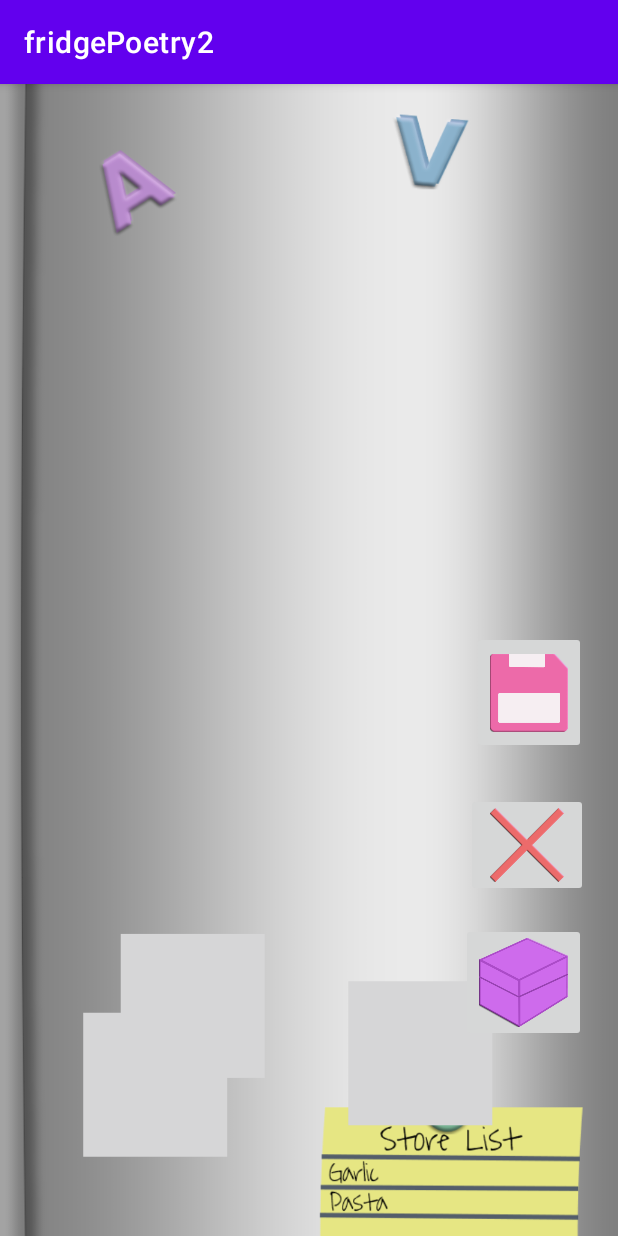
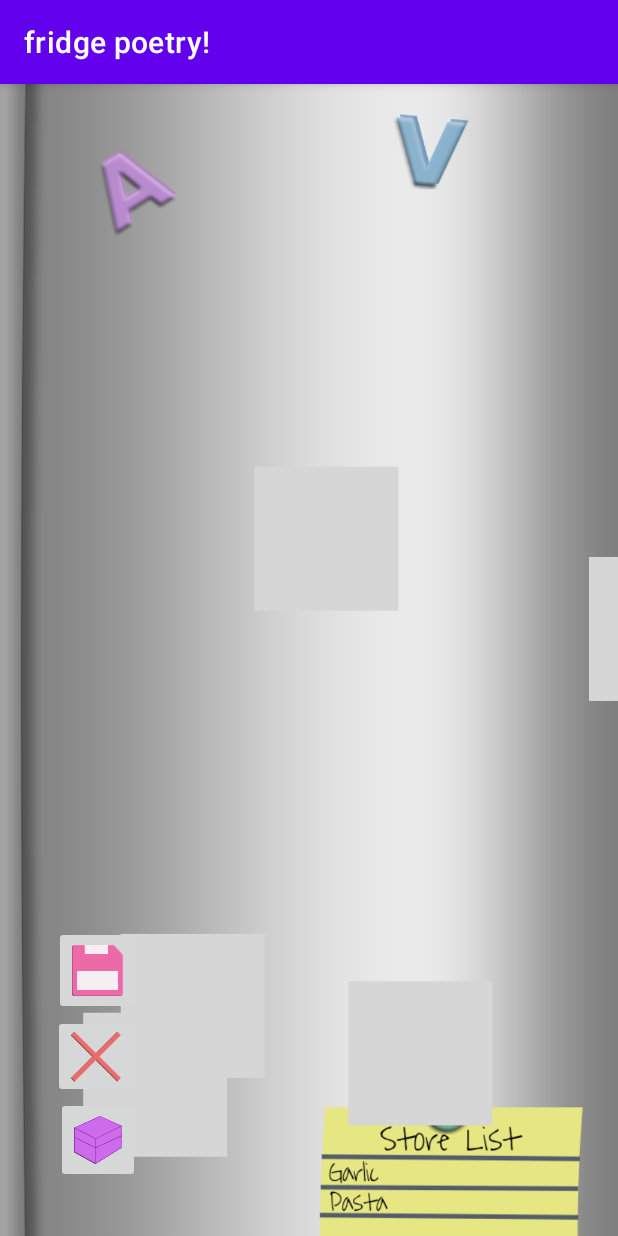
Before and after one commit to skswiha/fridgeApp, an Android app: the screen it shows after launch (CustomViewActivity), on a phone screen of 412 x 824 dp. Run offline under Robolectric (Android 15) with nearby library versions, the phone set to English and light mode, and no system bars.

Commit message:
commented my code and made some minor last-minute fixes

```diff
--- a/fridgePoetry2/app/src/main/java/com/example/fridgepoetry2/CustomViewActivity.java
+++ b/fridgePoetry2/app/src/main/java/com/example/fridgepoetry2/CustomViewActivity.java
@@ -15,15 +15,16 @@ public class CustomViewActivity extends AppCompatActivity {
         setContentView(R.layout.activity_custom_view);
 
         // Get the root Linearlayout object.
-        LinearLayout rootLayout = (LinearLayout)findViewById(R.id.idDrawBallView);
+        LinearLayout rootLayout = (LinearLayout)findViewById(R.id.idDrawMagnetView);
 
-        // Create the DrawBallView custom view object.
+        // Create the DrawMagnetView custom view object.
         final DrawMagnetView drawMagnetView = new DrawMagnetView(this);
 
-        //set min width and height.
+        // Set min width and height.
         drawMagnetView.setMinimumWidth(500);
         drawMagnetView.setMinimumHeight(800);
 
+        // Create an onclick listener object for the clear button
         ImageButton clear = (ImageButton)findViewById(R.id.clearButton);
         clear.setOnClickListener(new View.OnClickListener(){
             @Override
@@ -33,29 +34,26 @@ public class CustomViewActivity extends AppCompatActivity {
             }
         });
 
-        // Create a ontouch listener object.
+        // Create an ontouch listener object.
         View.OnTouchListener onTouchListener = new View.OnTouchListener() {
             @Override
             public boolean onTouch(View view, MotionEvent motionEvent) {
-                //if (motionEvent.getX() > drawMagnetView.getCurrX()-100 && motionEvent.getX() < drawMagnetView.getCurrX()+200 && motionEvent.getY() > drawMagnetView.getCurrY()-100 && motionEvent.getY() < drawMagnetView.getCurrY()+200) {
-                    // Set drawBallView currX and currY value to user finger x y ordinate value..
+                    // Set the values currX and currY for the drawMagnetView object to the location that the user touched
                     drawMagnetView.setCurrX(motionEvent.getX());
                     drawMagnetView.setCurrY(motionEvent.getY());
-
 
                     // Notify drawMagnetView to redraw. This will invoke DrawMagnetView's onDraw() method.
                     drawMagnetView.invalidate();
 
                     // Return true means this listener has complete process this event successfully.
-                //}
                 return true;
             }
         };
 
-        // Register onTouchListener object to drawBallView.
+        // Register onTouchListener object to drawMagnetView.
         drawMagnetView.setOnTouchListener(onTouchListener);
 
-        // Add drawBallView object in root LinearLayout object.
+        // Add drawMagnetView object in root LinearLayout object.
         rootLayout.addView(drawMagnetView);
     }
 }
--- a/fridgePoetry2/app/src/main/java/com/example/fridgepoetry2/DrawMagnetView.java
+++ b/fridgePoetry2/app/src/main/java/com/example/fridgepoetry2/DrawMagnetView.java
@@ -9,14 +9,16 @@ import com.example.fridgepoetry2.R;
 
 public class DrawMagnetView extends View {
 
-    // Record current ball horizontal ordinate.
+    // Record current magnet horizontal ordinate.
     private float currX = 100;
 
-    // Record current ball vertical ordinate
+    // Record current magnet vertical ordinate
     private float currY = 100;
 
-    private final Bitmap[] bitmaps = {BitmapFactory.decodeResource(getResources(),R.drawable.live), BitmapFactory.decodeResource(getResources(),R.drawable.laugh), BitmapFactory.decodeResource(getResources(),R.drawable.above),BitmapFactory.decodeResource(getResources(),R.drawable.love), BitmapFactory.decodeResource(getResources(),R.drawable.ache), BitmapFactory.decodeResource(getResources(),R.drawable.again)};
+    //an array of all the magnet bitmaps
+    private final Bitmap[] bitmaps = {BitmapFactory.decodeResource(getResources(),R.drawable.live), BitmapFactory.decodeResource(getResources(),R.drawable.laugh), BitmapFactory.decodeResource(getResources(),R.drawable.to),BitmapFactory.decodeResource(getResources(),R.drawable.love), BitmapFactory.decodeResource(getResources(),R.drawable.or), BitmapFactory.decodeResource(getResources(),R.drawable.be), BitmapFactory.decodeResource(getResources(),R.drawable.not),BitmapFactory.decodeResource(getResources(),R.drawable.be),BitmapFactory.decodeResource(getResources(),R.drawable.to)};
 
+    //an array to hold all the magnet locations
     private final float[][] locations = new float[bitmaps.length][2];
 
     private final Paint paint = new Paint();
@@ -38,6 +40,7 @@ public class DrawMagnetView extends View {
         this.currY = currY;
     }
 
+    //sets random locations for all the magnets
     public void initializeLocations(){
 
         for (int i = 0; i < bitmaps.length; i++){
@@ -56,10 +59,12 @@ public class DrawMagnetView extends View {
     protected void onDraw(Canvas canvas) {
         super.onDraw(canvas);
 
+        //a boolean to keep the magnets from sticking together when they overlap (only lets one magnet move at once)
         boolean moved = false;
 
+        //if the user tapped on/near a magnet, it moves, otherwise it stays in the same place
         for (int i = 0; i<bitmaps.length; i++){
-            if(locations[i][0]< currX +100 && locations[i][1]<currY+100 && locations[i][0] > currX - 100 && locations[i][1] > currY - 100 && !moved){
+            if(locations[i][0]< currX +100 && locations[i][1]<currY+100 && locations[i][0] > currX-100 && locations[i][1] > currY - 100 && !moved){
                 canvas.drawBitmap(bitmaps[i], currX, currY, paint);
                 locations[i][0]= currX;
                 locations[i][1]= currY;
--- a/fridgePoetry2/app/src/main/res/layout/activity_custom_view.xml
+++ b/fridgePoetry2/app/src/main/res/layout/activity_custom_view.xml
@@ -16,27 +16,27 @@
         tools:layout_editor_absoluteY="-38dp" />
 
     <LinearLayout
-        android:id="@+id/idDrawBallView"
+        android:id="@+id/idDrawMagnetView"
         android:layout_width="match_parent"
         android:layout_height="0dp"
         android:orientation="vertical"
+        tools:ignore="MissingConstraints"
         tools:layout_editor_absoluteX="100dp"
-        tools:layout_editor_absoluteY="731dp"
-        tools:ignore="MissingConstraints">
+        tools:layout_editor_absoluteY="731dp">
 
 
     </LinearLayout>
 
     <ImageButton
         android:id="@+id/saveButton"
-        android:layout_width="76dp"
-        android:layout_height="82dp"
-        android:layout_marginStart="314dp"
-        android:layout_marginLeft="314dp"
-        android:layout_marginTop="346dp"
-        android:layout_marginEnd="21dp"
-        android:layout_marginRight="21dp"
-        android:layout_marginBottom="303dp"
+        android:layout_width="58dp"
+        android:layout_height="59dp"
+        android:layout_marginStart="35dp"
+        android:layout_marginLeft="35dp"
+        android:layout_marginTop="543dp"
+        android:layout_marginEnd="318dp"
+        android:layout_marginRight="318dp"
+        android:layout_marginBottom="129dp"
         android:scaleType="fitCenter"
         app:layout_constraintBottom_toBottomOf="parent"
         app:layout_constraintEnd_toEndOf="parent"
@@ -46,14 +46,14 @@
 
     <ImageButton
         android:id="@+id/clearButton"
-        android:layout_width="81dp"
-        android:layout_height="69dp"
-        android:layout_marginStart="310dp"
-        android:layout_marginLeft="310dp"
-        android:layout_marginTop="454dp"
-        android:layout_marginEnd="20dp"
-        android:layout_marginRight="20dp"
-        android:layout_marginBottom="208dp"
+        android:layout_width="57dp"
+        android:layout_height="55dp"
+        android:layout_marginStart="35dp"
+        android:layout_marginLeft="35dp"
+        android:layout_marginTop="602dp"
+        android:layout_marginEnd="319dp"
+        android:layout_marginRight="319dp"
+        android:layout_marginBottom="74dp"
         android:scaleType="fitCenter"
         app:layout_constraintBottom_toBottomOf="parent"
         app:layout_constraintEnd_toEndOf="parent"
@@ -63,14 +63,14 @@
 
     <ImageButton
         android:id="@+id/boxButton"
-        android:layout_width="83dp"
-        android:layout_height="79dp"
-        android:layout_marginStart="307dp"
-        android:layout_marginLeft="307dp"
-        android:layout_marginTop="541dp"
-        android:layout_marginEnd="21dp"
-        android:layout_marginRight="21dp"
-        android:layout_marginBottom="111dp"
+        android:layout_width="56dp"
+        android:layout_height="57dp"
+        android:layout_marginStart="37dp"
+        android:layout_marginLeft="37dp"
+        android:layout_marginTop="657dp"
+        android:layout_marginEnd="319dp"
+        android:layout_marginRight="319dp"
+        android:layout_marginBottom="17dp"
         android:scaleType="fitCenter"
         app:layout_constraintBottom_toBottomOf="parent"
         app:layout_constraintEnd_toEndOf="parent"
--- a/fridgePoetry2/app/src/main/res/values/strings.xml
+++ b/fridgePoetry2/app/src/main/res/values/strings.xml
@@ -1,3 +1,3 @@
 <resources>
-    <string name="app_name">fridgePoetry2</string>
+    <string name="app_name">fridge poetry!</string>
 </resources>
```
Lines whose indentation alone changed are shown as unchanged.
